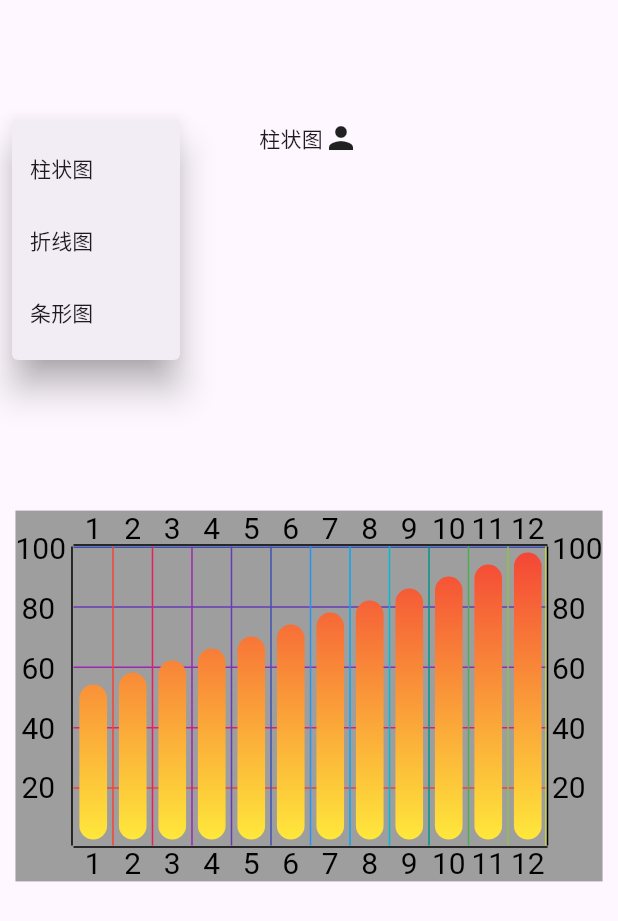
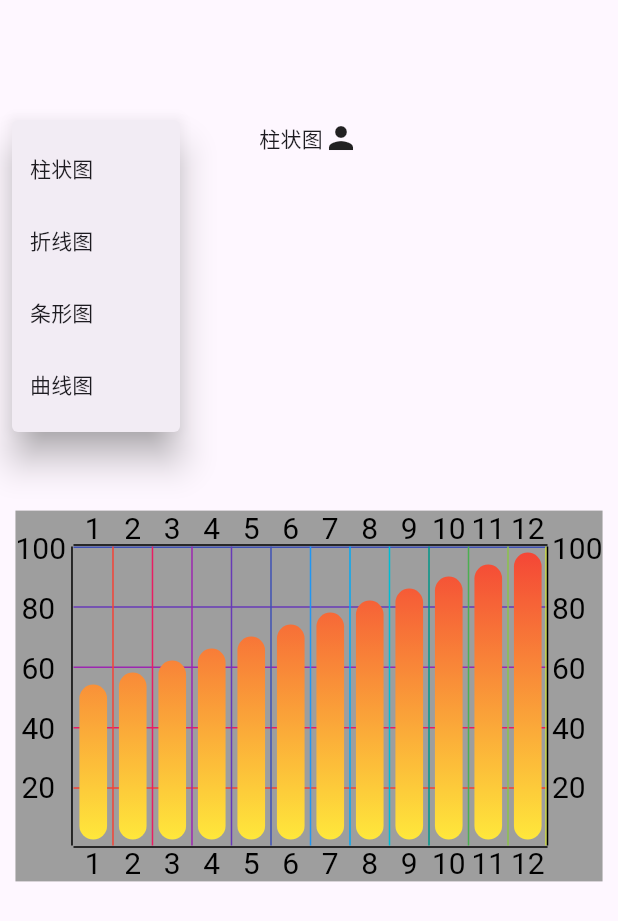
Before and after one commit to jdzAndroid/Jchart, a Flutter app: the screen it shows after launch, after a tap on "柱状图", on a phone screen of 412 x 824 dp. Shown: the top 921 px of the screen. Run offline on Flutter 3.47's test engine with Material 3 defaults, Android fonts, the phone set to English and light mode, and no system bars; our stand-ins replace get.

Commit message:
【开发中】【新增曲线图表效果30%】

```diff
--- /dev/null
+++ b/lib/def/curve_chart/curve_chart_data.dart
@@ -0,0 +1,26 @@
+import 'package:flutter/cupertino.dart';
+
+import '../../base/data/base_content_data.dart';
+
+///Created by jdz on 2024/3/6 8:44
+///@brief 曲线图数据
+class CurveChartData extends BaseContentData {
+  double x;
+  double y;
+  Color? shaderStartColor;
+  Color? shaderEndColor;
+  String? label;
+  bool? showLabel;
+  TextStyle? labelStyle;
+  double? labelPaddingBottom;
+
+  CurveChartData(
+      {required this.x,
+      required this.y,
+      this.shaderStartColor,
+      this.shaderEndColor,
+      this.label,
+      this.showLabel,
+      this.labelStyle,
+      this.labelPaddingBottom});
+}
--- /dev/null
+++ b/lib/def/curve_chart/curve_chart_style.dart
@@ -0,0 +1,30 @@
+import 'package:flutter/material.dart';
+import 'package:jchart/def/chart_global_config.dart';
+
+import '../../base/style/base_chart_content_style.dart';
+import '../../helper/chart_helper.dart';
+
+///Created by jdz on 2024/3/6 8:52
+///@brief 曲线图样式
+class CurveChartStyle extends BaseChartContentStyle {
+  Color? shaderStartColor;
+  Color? shaderEndColor;
+  bool showLabel;
+  TextStyle labelStyle = const TextStyle(color: Colors.black, fontSize: 16);
+  double labelPaddingBottom;
+  GetLabel2? getLabel;
+  double lineHeight;
+  Color lineColor;
+
+  CurveChartStyle(
+      {this.shaderStartColor,
+      this.shaderEndColor,
+      this.showLabel = false,
+      TextStyle? labelStyle,
+      this.getLabel,
+      this.lineColor = ChartGlobalConfig.lineDefColor,
+      this.lineHeight = ChartGlobalConfig.lineDefSize,
+      this.labelPaddingBottom = 0}) {
+    this.labelStyle = labelStyle ?? this.labelStyle;
+  }
+}
--- a/lib/main.dart
+++ b/lib/main.dart
@@ -3,6 +3,8 @@ import 'package:get/get.dart';
 import 'package:jchart/example/example_bar_chart.dart';
 import 'package:jchart/example/example_hor_bar_chart.dart';
 import 'package:jchart/example/example_line_chart.dart';
+
+import 'example/example_curve_chart.dart';
 
 void main() {
   runApp(MyApp());
@@ -80,6 +82,15 @@ class HomeBodyWidget extends StatelessWidget {
             height: height,
           );
         }));
+    menuList.add(PopMenuType(
+        title: "曲线图",
+        gW: (ctx) => const Text("曲线图"),
+        getContent: (ctx) {
+          return ExampleCurveChart(
+            width: width,
+            height: height,
+          );
+        }));
   }
 
   @override
```
Also changed, not shown: lib/def/curve_chart/curve_chart_render.dart (added, +118 -0 lines), lib/example/example_curve_chart.dart (added, +94 -0 lines).
